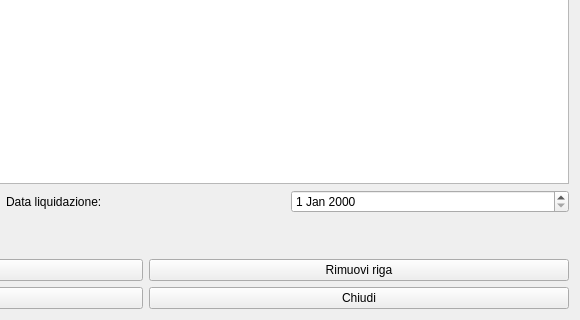
Old version of the form cregistrazione.ui in the repository fblabs/cimiapp2; both pictures show x 289 to 869 and y 186 to 506 of the 869 by 506 pixel window.
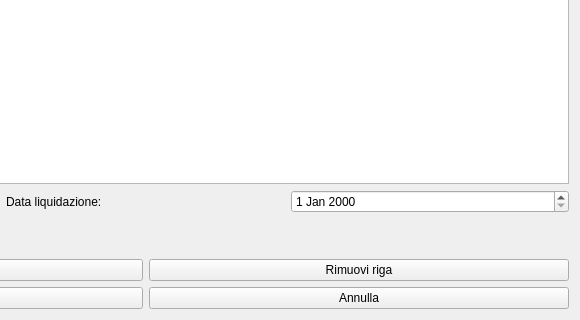
New version of the form. Icons and pictures are not drawn.

What changed in the file:
```diff
--- a/cregistrazione.ui
+++ b/cregistrazione.ui
@@ -228,7 +228,7 @@
      <item>
       <widget class="QPushButton" name="pushButton_2">
        <property name="text">
-        <string>Chiudi</string>
+        <string>Annulla</string>
        </property>
        <property name="icon">
         <iconset resource="graphics.qrc">
```
